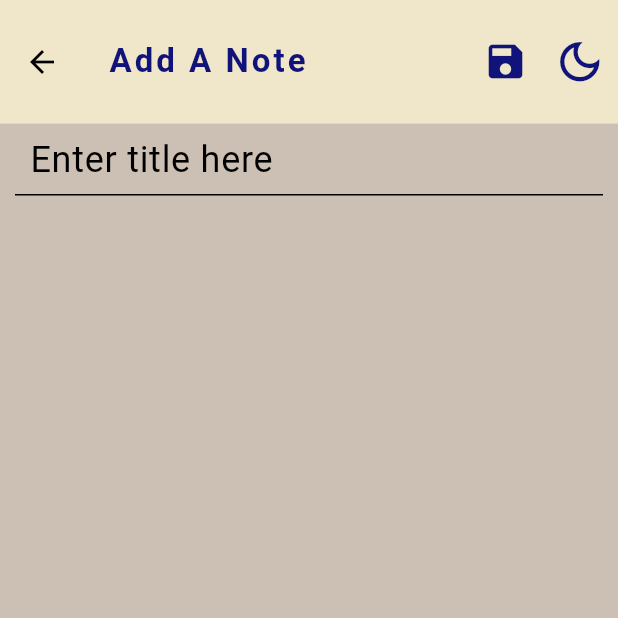
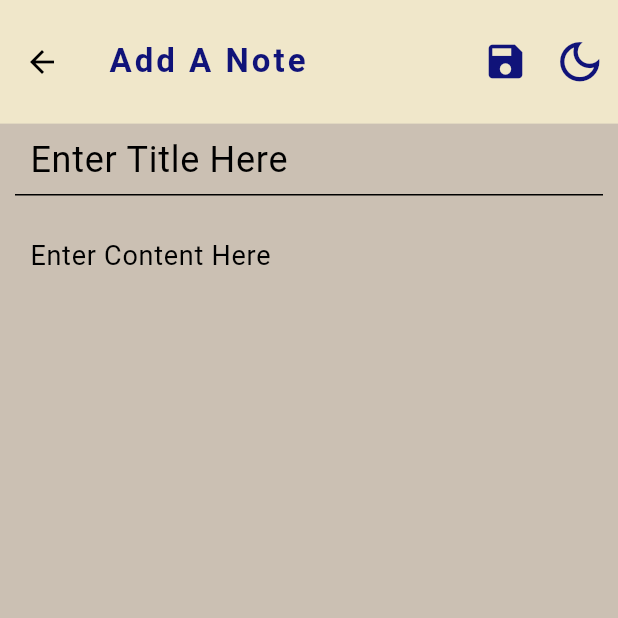
Before and after one commit to kaleabSolomon/jotdown, a Flutter app: the screen it shows after launch, after a tap on the "add" icon, on a phone screen of 412 x 824 dp, the top half of it. Run offline on Flutter 3.47's test engine with Material 3 defaults, Android fonts, the phone set to English and light mode, and no system bars; our stand-ins replace hive, hive_flutter; accounts and stored records are empty.

Commit message:
add a text field for users to input the contents of the notes

```diff
--- a/lib/pages/add_note_page.dart
+++ b/lib/pages/add_note_page.dart
@@ -54,13 +54,31 @@ class _AddNotePageState extends State<AddNotePage> {
                 decoration: const InputDecoration(
                   contentPadding: EdgeInsets.symmetric(horizontal: 10),
                   // error: Text("Title is required"),
-                  hintText: 'Enter title here',
+                  hintText: 'Enter Title Here',
                   hintStyle: TextStyle(
                     fontSize: 24,
                     fontWeight: FontWeight.w400,
                   ),
                 ),
-              )
+              ),
+              const SizedBox(
+                height: 16,
+              ),
+              Expanded(
+                  child: TextField(
+                style: TextStyle(
+                    color: Theme.of(context).colorScheme.primary, fontSize: 18),
+                maxLines: null,
+                decoration: const InputDecoration(
+                  border: InputBorder.none,
+                  contentPadding: EdgeInsets.symmetric(horizontal: 10),
+                  hintText: "Enter Content Here",
+                  hintStyle: TextStyle(
+                    fontSize: 18,
+                    fontWeight: FontWeight.w400,
+                  ),
+                ),
+              ))
             ],
           ),
         ));
```
